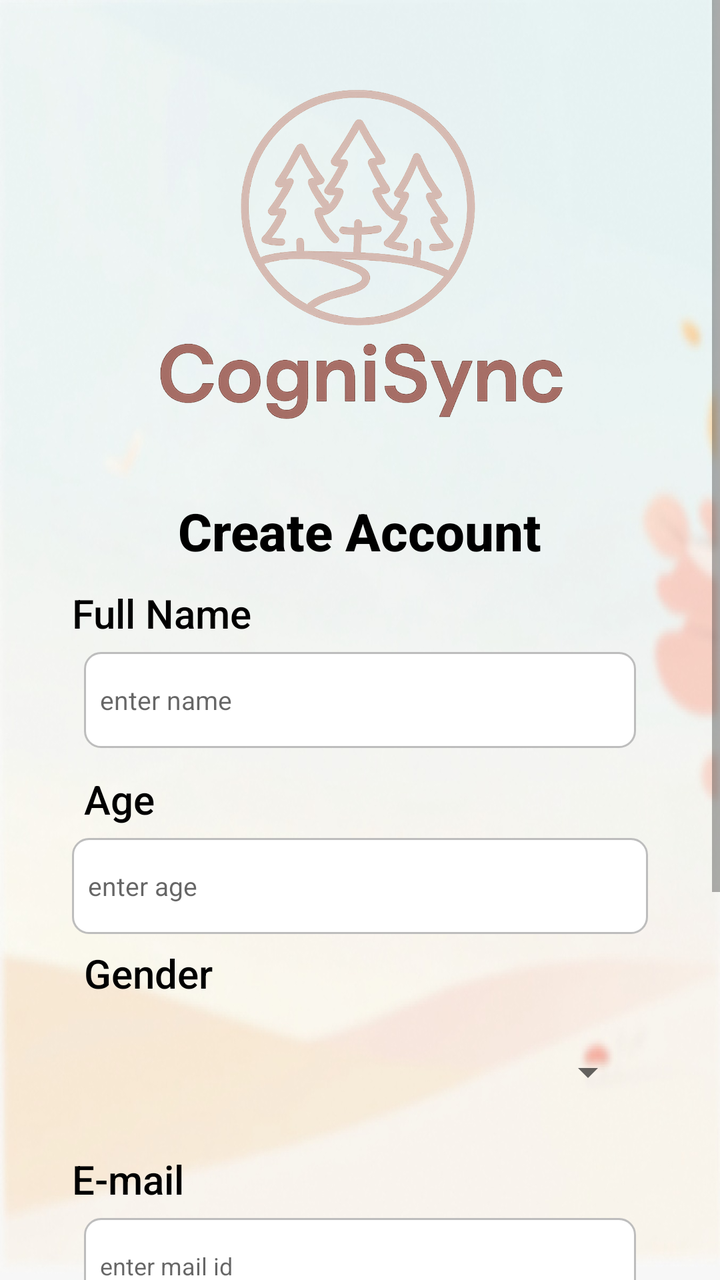
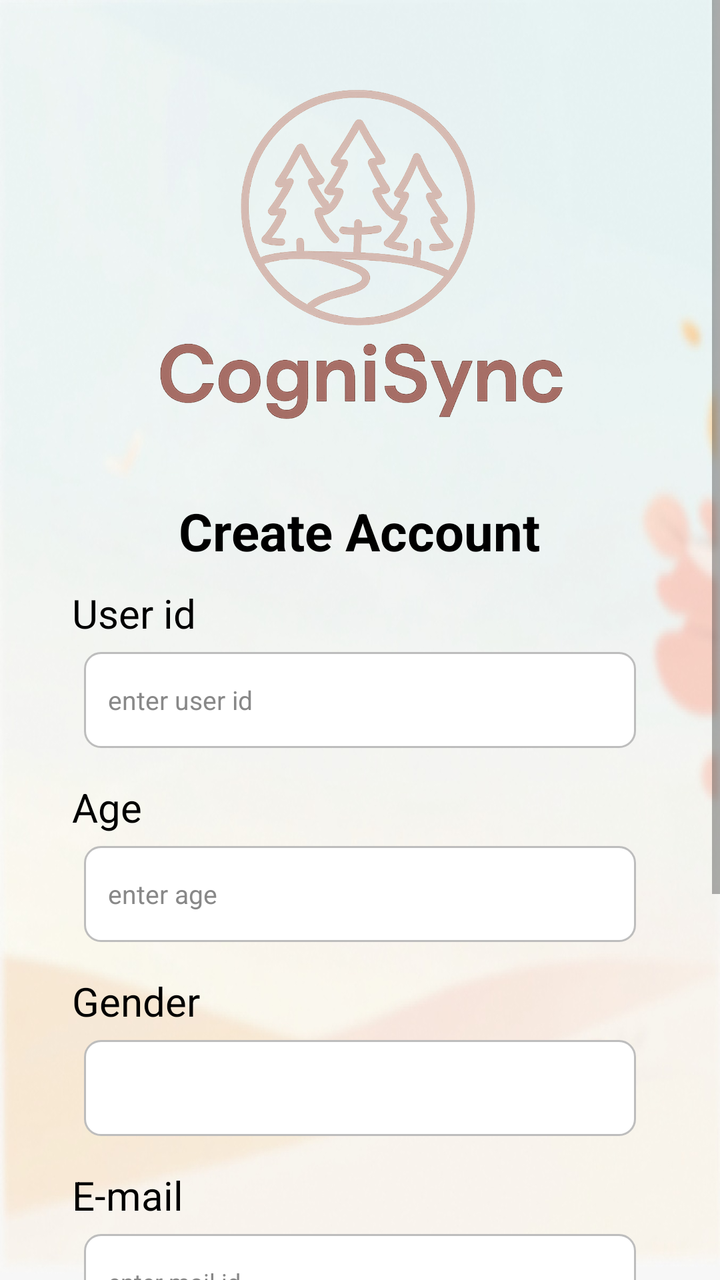

The first picture is an Android layout as it rendered before a commit; the second is the same layout after the commit. The layout source and the unified diff follow.
<!-- AndroidManifest.xml: application theme Theme.CogniSync -->
<!-- res/layout/activity_signup.xml -->
<?xml version="1.0" encoding="utf-8"?>
<ScrollView xmlns:android="http://schemas.android.com/apk/res/android"
    xmlns:tools="http://schemas.android.com/tools"
    android:layout_width="match_parent"
    android:layout_height="match_parent"
    android:background="@drawable/login_bg"
    android:fitsSystemWindows="true"
    tools:context=".SignupActivity">

    <RelativeLayout
        android:layout_width="match_parent"
        android:layout_height="wrap_content">

        <LinearLayout
            android:id="@+id/container"
            android:layout_width="match_parent"
            android:layout_height="wrap_content"
            android:orientation="vertical"
            android:background="@drawable/rounded_white_bg"
            android:padding="16dp"
            android:layout_margin="20dp">

            
            <ImageView
                android:id="@+id/logoImage"
                android:layout_width="300dp"
                android:layout_height="200dp"
                android:layout_gravity="center"
                android:contentDescription="@string/logo"
                android:src="@drawable/logo_1" />

            
            <TextView
                android:id="@+id/createAccount"
                android:layout_width="wrap_content"
                android:layout_height="wrap_content"
                android:layout_gravity="center"
                android:layout_marginTop="12dp"
                android:fontFamily="sans-serif-medium"
                android:text="@string/create_account"
                android:textColor="#000000"
                android:textSize="26sp"
                android:textStyle="bold" />

            
            <TextView
                android:layout_width="wrap_content"
                android:layout_height="wrap_content"
                android:layout_marginTop="10dp"
                android:text="@string/full_name"
                android:textColor="#000000"
                android:textSize="20sp"
                android:fontFamily="sans-serif-medium" />

            <EditText
                android:id="@+id/fullNameInput"
                android:layout_width="match_parent"
                android:layout_height="48dp"
                android:layout_margin="6dp"
                android:background="@drawable/edittext_bg"
                android:hint="@string/enter_name"
                android:autofillHints="name"
                android:paddingStart="8dp"
                android:paddingEnd="8dp"
                android:textColor="#000000"
                android:textSize="13sp"
                android:fontFamily="sans-serif" />

            
            <TextView
                android:layout_width="wrap_content"
                android:layout_height="wrap_content"
                android:layout_marginTop="10dp"
                android:text="@string/age"
                android:textColor="#000000"
                android:layout_margin="6dp"
                android:textSize="20sp"
                android:fontFamily="sans-serif-medium" />

            <EditText
                android:id="@+id/ageInput"
                android:layout_width="match_parent"
                android:layout_height="48dp"
                android:background="@drawable/edittext_bg"
                android:hint="@string/enter_age"
                android:inputType="number"
                android:paddingStart="8dp"
                android:paddingEnd="8dp"
                android:textColor="#000000"
                android:textSize="13sp"
                android:fontFamily="sans-serif" />

            
            <TextView
                android:layout_width="wrap_content"
                android:layout_height="wrap_content"
                android:layout_marginTop="10dp"
                android:text="@string/gender"
                android:textColor="#000000"
                android:textSize="20sp"
                android:layout_margin="6dp"
                android:fontFamily="sans-serif-medium" />

            
            <Spinner
                android:id="@+id/genderSpinner"
                android:layout_width="match_parent"
                android:layout_height="48dp"
                android:layout_margin="6dp"
                android:paddingStart="12dp"
                android:paddingEnd="12dp"
                android:spinnerMode="dropdown"/>



            
            <TextView
                android:layout_width="wrap_content"
                android:layout_height="wrap_content"
                android:layout_marginTop="10dp"
                android:text="@string/email"
                android:textColor="#000000"
                android:textSize="20sp"
                android:fontFamily="sans-serif-medium" />

            <EditText
                android:id="@+id/mailInput"
                android:layout_width="match_parent"
                android:layout_height="48dp"
                android:background="@drawable/edittext_bg"
                android:hint="@string/enter_mail"
                android:layout_margin="6dp"
                android:inputType="textEmailAddress"
                android:paddingStart="8dp"
                android:paddingEnd="8dp"
                android:textColor="#000000"
                android:textSize="12sp"
                android:fontFamily="sans-serif" />

            
            <TextView
                android:layout_width="wrap_content"
                android:layout_height="wrap_content"
                android:layout_marginTop="10dp"
                android:text="@string/password"
                android:textColor="#000000"
                android:textSize="20sp"
                android:fontFamily="sans-serif-medium" />

            <EditText
                android:id="@+id/passwordInput"
                android:layout_width="match_parent"
                android:layout_height="48dp"
                android:background="@drawable/edittext_bg"
                android:hint="@string/enter_password"
                android:inputType="textPassword"
                android:layout_margin="6dp"
                android:paddingStart="8dp"
                android:paddingEnd="8dp"
                android:textColor="#000000"
                android:textSize="13sp"
                android:fontFamily="sans-serif" />

            
            <androidx.appcompat.widget.AppCompatButton
                android:id="@+id/btnSignup"
                android:layout_width="match_parent"
                android:layout_height="48dp"
                android:layout_marginTop="36dp"
                android:background="@drawable/btn_bg"
                android:fontFamily="sans-serif-medium"
                android:text="@string/sign_up"
                android:textColor="@android:color/black"
                android:textSize="14sp"
                android:textStyle="bold" />

            
            <LinearLayout
                android:id="@+id/bottomSection"
                android:layout_width="match_parent"
                android:layout_height="wrap_content"
                android:gravity="center"
                android:orientation="horizontal"
                android:layout_marginTop="12dp"
                android:layout_marginBottom="10dp">

                <TextView
                    android:id="@+id/alreadyAccountText"
                    android:layout_width="wrap_content"
                    android:layout_height="wrap_content"
                    android:text="@string/already_have_account"
                    android:textSize="12sp"
                    android:fontFamily="sans-serif-light" />

                <TextView
                    android:id="@+id/loginText"
                    android:layout_width="wrap_content"
                    android:layout_height="wrap_content"
                    android:text="@string/log_in"
                    android:textColor="#D84315"
                    android:textSize="12sp"
                    android:textStyle="bold"
                    android:fontFamily="sans-serif-medium" />
            </LinearLayout>
        </LinearLayout>

    </RelativeLayout>
</ScrollView>
<!-- resources referenced by this layout -->
<resources>
  <!-- drawable btn_bg (drawable) -->
  <shape xmlns:android="http://schemas.android.com/apk/res/android"
      android:shape="rectangle">
      <solid android:color="#B9BDBF"/>
      <corners android:radius="35dp"/>
  </shape>
  <!-- drawable edittext_bg (drawable) -->
  <?xml version="1.0" encoding="utf-8"?>
  <selector xmlns:android="http://schemas.android.com/apk/res/android">
  
      
      <item android:state_pressed="true">
          <shape android:shape="rectangle">
              <solid android:color="#FFFFFF" />
              <corners android:radius="8dp"/>
              <stroke android:width="2dp" android:color="#8AB4F8" /> 
          </shape>
      </item>
  
      
      <item android:state_focused="true">
          <shape android:shape="rectangle">
              <solid android:color="#FFFFFF"/>
              <corners android:radius="8dp"/>
              <stroke android:width="2dp" android:color="#8AB4F8"/>
          </shape>
      </item>
  
      
      <item>
          <shape android:shape="rectangle">
              <solid android:color="#FFFFFF"/>
              <corners android:radius="8dp"/>
              <stroke android:width="1dp" android:color="#BDBDBD"/>
          </shape>
      </item>
  
  </selector>
  <!-- drawable login_bg: png bitmap (drawable, 68655 bytes) -->
  <!-- drawable logo_1: png bitmap (drawable, 403274 bytes) -->
  <!-- drawable rounded_white_bg (drawable) -->
  <?xml version="1.0" encoding="utf-8"?>
  <selector xmlns:android="http://schemas.android.com/apk/res/android">
  
  </selector>
  <string name="age">Age</string>
  <string name="already_have_account">Already have an account?</string>
  <string name="create_account">Create Account</string>
  <string name="email">E-mail</string>
  <string name="enter_age">enter age</string>
  <string name="enter_mail">enter mail id</string>
  <string name="enter_name">enter name</string>
  <string name="enter_password">enter password</string>
  <string name="full_name">Full Name</string>
  <string name="gender">Gender</string>
  <string name="log_in">Log in</string>
  <string name="logo">LOGO</string>
  <string name="password">Password</string>
  <string name="sign_up">Sign up</string>
  <style name="Theme.CogniSync" parent="Theme.MaterialComponents.DayNight.NoActionBar">
  
  
  
          
          <item name="android:statusBarColor">@android:color/white</item>
          <item name="android:windowLightStatusBar">true</item>
  
      </style>
</resources>

<!-- the commit's change to res/layout/activity_signup.xml (unified diff, before → after) -->
@@ -22,35 +22,31 @@
 
             
             <ImageView
-                android:id="@+id/logoImage"
                 android:layout_width="300dp"
                 android:layout_height="200dp"
                 android:layout_gravity="center"
-                android:contentDescription="@string/logo"
-                android:src="@drawable/logo_1" />
+                android:src="@drawable/logo_1"
+                android:contentDescription="@string/logo" />
 
             
             <TextView
-                android:id="@+id/createAccount"
                 android:layout_width="wrap_content"
                 android:layout_height="wrap_content"
                 android:layout_gravity="center"
                 android:layout_marginTop="12dp"
-                android:fontFamily="sans-serif-medium"
                 android:text="@string/create_account"
-                android:textColor="#000000"
                 android:textSize="26sp"
-                android:textStyle="bold" />
+                android:textStyle="bold"
+                android:textColor="#000000" />
 
             
             <TextView
                 android:layout_width="wrap_content"
                 android:layout_height="wrap_content"
                 android:layout_marginTop="10dp"
-                android:text="@string/full_name"
-                android:textColor="#000000"
+                android:text="User id"
                 android:textSize="20sp"
-                android:fontFamily="sans-serif-medium" />
+                android:textColor="#000000" />
 
             <EditText
                 android:id="@+id/fullNameInput"
@@ -58,13 +54,10 @@
                 android:layout_height="48dp"
                 android:layout_margin="6dp"
                 android:background="@drawable/edittext_bg"
-                android:hint="@string/enter_name"
-                android:autofillHints="name"
-                android:paddingStart="8dp"
-                android:paddingEnd="8dp"
+                android:hint="enter user id"
                 android:textColor="#000000"
-                android:textSize="13sp"
-                android:fontFamily="sans-serif" />
+                android:textColorHint="#888888"
+                android:textSize="13sp" />
 
             
             <TextView
@@ -72,23 +65,20 @@
                 android:layout_height="wrap_content"
                 android:layout_marginTop="10dp"
                 android:text="@string/age"
-                android:textColor="#000000"
-                android:layout_margin="6dp"
                 android:textSize="20sp"
-                android:fontFamily="sans-serif-medium" />
+                android:textColor="#000000" />
 
             <EditText
                 android:id="@+id/ageInput"
                 android:layout_width="match_parent"
                 android:layout_height="48dp"
+                android:layout_margin="6dp"
                 android:background="@drawable/edittext_bg"
                 android:hint="@string/enter_age"
                 android:inputType="number"
-                android:paddingStart="8dp"
-                android:paddingEnd="8dp"
                 android:textColor="#000000"
-                android:textSize="13sp"
-                android:fontFamily="sans-serif" />
+                android:textColorHint="#888888"
+                android:textSize="13sp" />
 
             
             <TextView
@@ -96,22 +86,17 @@
                 android:layout_height="wrap_content"
                 android:layout_marginTop="10dp"
                 android:text="@string/gender"
-                android:textColor="#000000"
                 android:textSize="20sp"
-                android:layout_margin="6dp"
-                android:fontFamily="sans-serif-medium" />
+                android:textColor="#000000" />
 
-            
             <Spinner
                 android:id="@+id/genderSpinner"
                 android:layout_width="match_parent"
                 android:layout_height="48dp"
                 android:layout_margin="6dp"
-                android:paddingStart="12dp"
-                android:paddingEnd="12dp"
-                android:spinnerMode="dropdown"/>
-
-
+                android:background="@drawable/edittext_bg"
+                android:spinnerMode="dropdown"
+                android:gravity="center_vertical" />
 
             
             <TextView
@@ -119,23 +104,20 @@
                 android:layout_height="wrap_content"
                 android:layout_marginTop="10dp"
                 android:text="@string/email"
-                android:textColor="#000000"
                 android:textSize="20sp"
-                android:fontFamily="sans-serif-medium" />
+                android:textColor="#000000" />
 
             <EditText
                 android:id="@+id/mailInput"
                 android:layout_width="match_parent"
                 android:layout_height="48dp"
+                android:layout_margin="6dp"
                 android:background="@drawable/edittext_bg"
                 android:hint="@string/enter_mail"
-                android:layout_margin="6dp"
                 android:inputType="textEmailAddress"
-                android:paddingStart="8dp"
-                android:paddingEnd="8dp"
                 android:textColor="#000000"
-                android:textSize="12sp"
-                android:fontFamily="sans-serif" />
+                android:textColorHint="#888888"
+                android:textSize="12sp" />
 
             
             <TextView
@@ -143,23 +125,20 @@
                 android:layout_height="wrap_content"
                 android:layout_marginTop="10dp"
                 android:text="@string/password"
-                android:textColor="#000000"
                 android:textSize="20sp"
-                android:fontFamily="sans-serif-medium" />
+                android:textColor="#000000" />
 
             <EditText
                 android:id="@+id/passwordInput"
                 android:layout_width="match_parent"
                 android:layout_height="48dp"
+                android:layout_margin="6dp"
                 android:background="@drawable/edittext_bg"
                 android:hint="@string/enter_password"
                 android:inputType="textPassword"
-                android:layout_margin="6dp"
-                android:paddingStart="8dp"
-                android:paddingEnd="8dp"
                 android:textColor="#000000"
-                android:textSize="13sp"
-                android:fontFamily="sans-serif" />
+                android:textColorHint="#888888"
+                android:textSize="13sp" />
 
             
             <androidx.appcompat.widget.AppCompatButton
@@ -168,29 +147,22 @@
                 android:layout_height="48dp"
                 android:layout_marginTop="36dp"
                 android:background="@drawable/btn_bg"
-                android:fontFamily="sans-serif-medium"
                 android:text="@string/sign_up"
-                android:textColor="@android:color/black"
-                android:textSize="14sp"
                 android:textStyle="bold" />
 
             
             <LinearLayout
-                android:id="@+id/bottomSection"
                 android:layout_width="match_parent"
                 android:layout_height="wrap_content"
+                android:layout_marginTop="12dp"
                 android:gravity="center"
-                android:orientation="horizontal"
-                android:layout_marginTop="12dp"
-                android:layout_marginBottom="10dp">
+                android:orientation="horizontal">
 
                 <TextView
-                    android:id="@+id/alreadyAccountText"
                     android:layout_width="wrap_content"
                     android:layout_height="wrap_content"
                     android:text="@string/already_have_account"
-                    android:textSize="12sp"
-                    android:fontFamily="sans-serif-light" />
+                    android:textSize="12sp" />
 
                 <TextView
                     android:id="@+id/loginText"
@@ -200,9 +172,9 @@
                     android:textColor="#D84315"
                     android:textSize="12sp"
                     android:textStyle="bold"
-                    android:fontFamily="sans-serif-medium" />
+                    android:layout_marginStart="4dp" />
             </LinearLayout>
+
         </LinearLayout>
-
     </RelativeLayout>
 </ScrollView>
<!-- resource entries referenced after the edit -->
@@ -13,9 +13,14 @@
       
       <item android:state_pressed="true">
           <shape android:shape="rectangle">
-              <solid android:color="#FFFFFF" />
+              <solid android:color="#FFFFFF"/>
               <corners android:radius="8dp"/>
-              <stroke android:width="2dp" android:color="#8AB4F8" /> 
+              <stroke android:width="2dp" android:color="#8AB4F8"/>
+              <padding
+                  android:left="12dp"
+                  android:top="12dp"
+                  android:right="12dp"
+                  android:bottom="12dp"/>
           </shape>
       </item>
   
@@ -25,6 +30,11 @@
               <solid android:color="#FFFFFF"/>
               <corners android:radius="8dp"/>
               <stroke android:width="2dp" android:color="#8AB4F8"/>
+              <padding
+                  android:left="12dp"
+                  android:top="12dp"
+                  android:right="12dp"
+                  android:bottom="12dp"/>
           </shape>
       </item>
   
@@ -34,6 +44,11 @@
               <solid android:color="#FFFFFF"/>
               <corners android:radius="8dp"/>
               <stroke android:width="1dp" android:color="#BDBDBD"/>
+              <padding
+                  android:left="12dp"
+                  android:top="12dp"
+                  android:right="12dp"
+                  android:bottom="12dp"/>
           </shape>
       </item>
   
@@ -51,9 +66,7 @@
   <string name="email">E-mail</string>
   <string name="enter_age">enter age</string>
   <string name="enter_mail">enter mail id</string>
-  <string name="enter_name">enter name</string>
   <string name="enter_password">enter password</string>
-  <string name="full_name">Full Name</string>
   <string name="gender">Gender</string>
   <string name="log_in">Log in</string>
   <string name="logo">LOGO</string>
